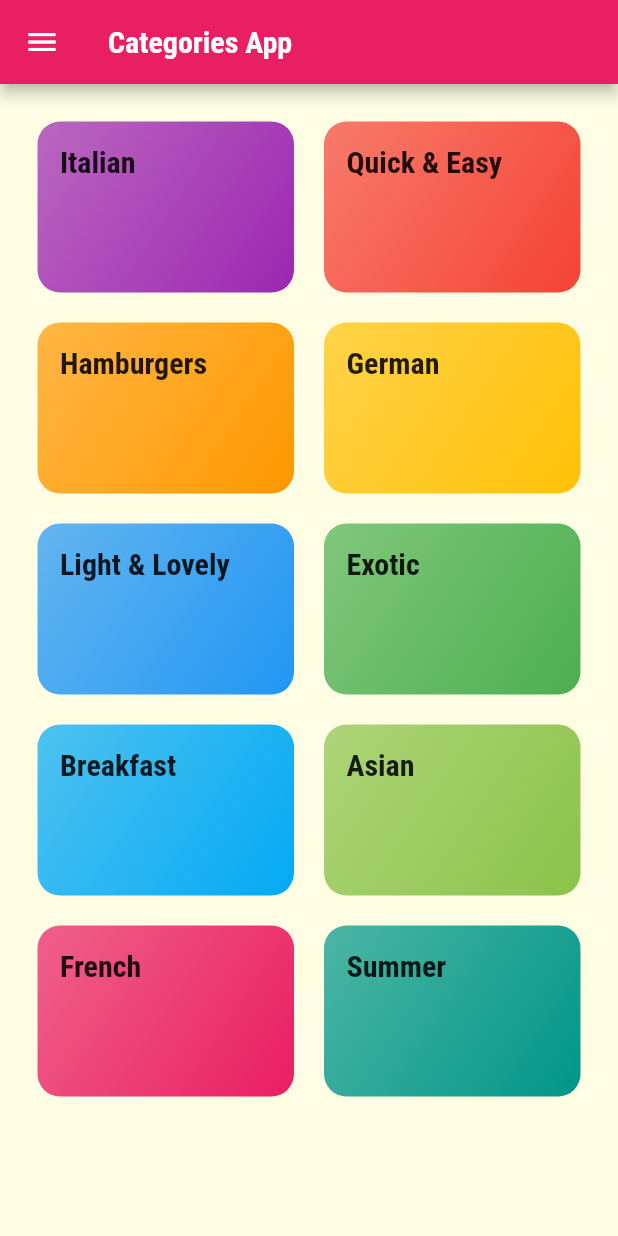
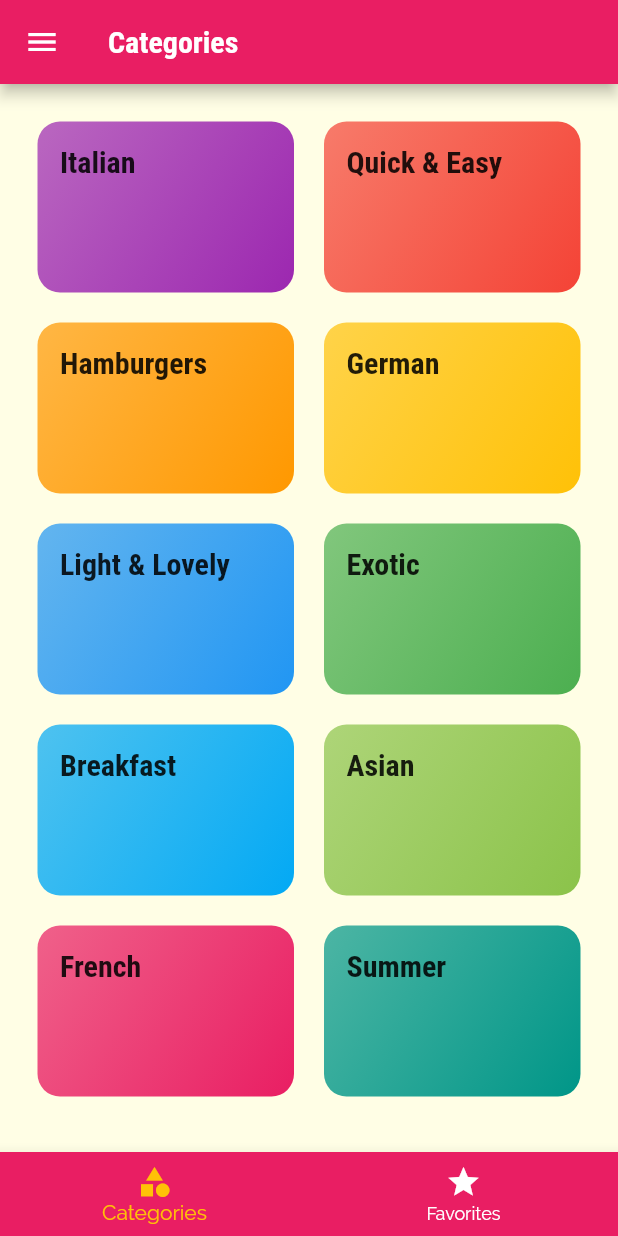
Before and after one commit to bahrie127/meals_app_flutter_udemy_courses, a Flutter app: the screen it shows after launch, on a phone screen of 412 x 824 dp. Run offline on Flutter 3.47's test engine with Material 2 defaults, Android fonts, the light colour scheme and no system bars.

Commit message:
Added tab screen buttom navigator

```diff
--- a/lib/main.dart
+++ b/lib/main.dart
@@ -1,4 +1,5 @@
 import 'package:flutter/material.dart';
+import './screens/tabs_screen.dart';
 import './models/meal.dart';
 import './screens/category_meal_screen.dart';
 
@@ -35,8 +36,9 @@ class MyApp extends StatelessWidget {
                 fontFamily: 'RobotoCondensed',
                 fontWeight: FontWeight.bold,
               ))),
-      home: CategoriesScreen(),
+      //home: CategoriesScreen(),
       routes: {
+        '/': (ctx) => TabsScreen(),
         CategoryMealsScreen.routeName: (ctx) =>
             CategoryMealsScreen(availableMeals: _availableMeals),
         FiltersScreen.routeName: (ctx) => FiltersScreen(),
--- a/lib/screens/categories_screen.dart
+++ b/lib/screens/categories_screen.dart
@@ -7,21 +7,17 @@ import '../widgets/category_item.dart';
 class CategoriesScreen extends StatelessWidget {
   @override
   Widget build(BuildContext context) {
-    return Scaffold(
-      appBar: AppBar(title: Text('Categories App'),),
-      drawer: MainDrawer(),
-      body: GridView(
+    return GridView(
       padding: const EdgeInsets.all(25),
-        children: DUMMY_CATEGORIES.map(
-          (_category) => CategoryItem(category: _category)
-        ).toList(),
+      children: DUMMY_CATEGORIES
+          .map((_category) => CategoryItem(category: _category))
+          .toList(),
       gridDelegate: SliverGridDelegateWithMaxCrossAxisExtent(
         maxCrossAxisExtent: 200,
         childAspectRatio: 3 / 2,
         crossAxisSpacing: 20,
         mainAxisSpacing: 20,
       ),
-      ),
     );
   }
 }
--- /dev/null
+++ b/lib/screens/favorites_screen.dart
@@ -0,0 +1,10 @@
+import 'package:flutter/material.dart';
+
+class FavoritesScreen extends StatelessWidget {
+  const FavoritesScreen({ Key? key }) : super(key: key);
+
+  @override
+  Widget build(BuildContext context) {
+    return Center(child: Text('Your have no favorites yet - start adding some!'),);
+  }
+}
--- /dev/null
+++ b/lib/screens/tabs_screen.dart
@@ -0,0 +1,67 @@
+import 'package:flutter/material.dart';
+import './categories_screen.dart';
+import './favorites_screen.dart';
+import '../widgets/main_drawer.dart';
+
+class TabsScreen extends StatefulWidget {
+  const TabsScreen({Key? key}) : super(key: key);
+
+  @override
+  _TabsScreenState createState() => _TabsScreenState();
+}
+
+class _TabsScreenState extends State<TabsScreen> {
+  List<Map<String, Object>>? _pages;
+  int _selectedPageIndex = 0;
+
+  @override
+  void initState() {
+    _pages = [
+      {
+        'page': CategoriesScreen(),
+        'title': 'Categories',
+      },
+      {
+        'page': FavoritesScreen(),
+        'title': 'Your Favorite',
+      }
+    ];
+    super.initState();
+  }
+
+  void _selectPage(int index) {
+    setState(() {
+      _selectedPageIndex = index;
+    });
+  }
+
+  @override
+  Widget build(BuildContext context) {
+    return Scaffold(
+      appBar: AppBar(
+        title: Text(_pages![_selectedPageIndex]['title'] as String),
+      ),
+      drawer: MainDrawer(),
+      body: _pages![_selectedPageIndex]['page'] as Widget,
+      bottomNavigationBar: BottomNavigationBar(
+        onTap: _selectPage,
+        backgroundColor: Theme.of(context).primaryColor,
+        unselectedItemColor: Colors.white,
+        selectedItemColor: Theme.of(context).accentColor,
+        currentIndex: _selectedPageIndex,
+        items: [
+          BottomNavigationBarItem(
+            icon: Icon(Icons.category),
+            backgroundColor: Theme.of(context).primaryColor,
+            title: Text('Categories'),
+          ),
+          BottomNavigationBarItem(
+            icon: Icon(Icons.star),
+            backgroundColor: Theme.of(context).primaryColor,
+            title: Text('Favorites'),
+          ),
+        ],
+      ),
+    );
+  }
+}
```
Lines whose indentation alone changed are shown as unchanged.
